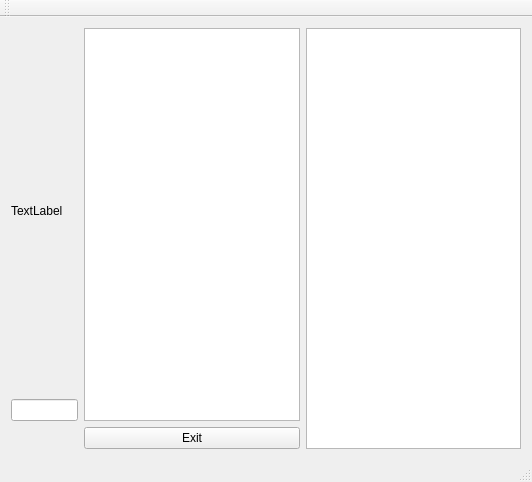
itwhy1994/Qt-NetAssist, file Qt-NetAssist/mainwindow.ui: the form before one commit.
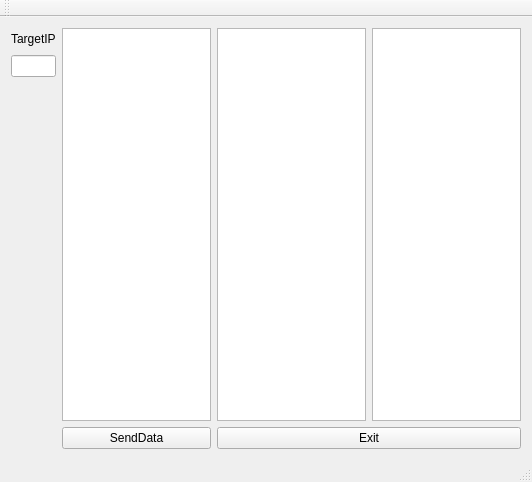
The form after the commit.

Commit message: add:class udp udpserver udpclient mod:UI

```diff
--- a/Qt-NetAssist/mainwindow.ui
+++ b/Qt-NetAssist/mainwindow.ui
@@ -17,28 +17,38 @@
    <layout class="QVBoxLayout" name="verticalLayout">
     <item>
      <layout class="QGridLayout" name="gridLayout">
-      <item row="2" column="1">
-       <widget class="QPushButton" name="Exit">
-        <property name="text">
-         <string>Exit</string>
-        </property>
-       </widget>
-      </item>
-      <item row="0" column="2" rowspan="3">
+      <item row="0" column="3" rowspan="15">
        <widget class="QTextBrowser" name="DebugInfoBrowser"/>
       </item>
       <item row="0" column="0">
        <widget class="QLabel" name="targetIP">
         <property name="text">
-         <string>TextLabel</string>
+         <string>TargetIP</string>
         </property>
        </widget>
       </item>
-      <item row="0" column="1" rowspan="2">
-       <widget class="QTextBrowser" name="ReceiveDataBrowser"/>
-      </item>
       <item row="1" column="0">
-       <widget class="QLineEdit" name="lineEdit"/>
+       <widget class="QLineEdit" name="targetIPlineEdit"/>
+      </item>
+      <item row="0" column="2" rowspan="15">
+       <widget class="QTextBrowser" name="ReceiveDataBrowser"/>
+      </item>
+      <item row="15" column="1">
+       <widget class="QPushButton" name="SendDataButton">
+        <property name="text">
+         <string>SendData</string>
+        </property>
+       </widget>
+      </item>
+      <item row="15" column="2" colspan="2">
+       <widget class="QPushButton" name="ExitButton">
+        <property name="text">
+         <string>Exit</string>
+        </property>
+       </widget>
+      </item>
+      <item row="0" column="1" rowspan="15">
+       <widget class="QTextEdit" name="SendDataBrowser"/>
       </item>
      </layout>
     </item>
```
The commit also changes 7 other files.
